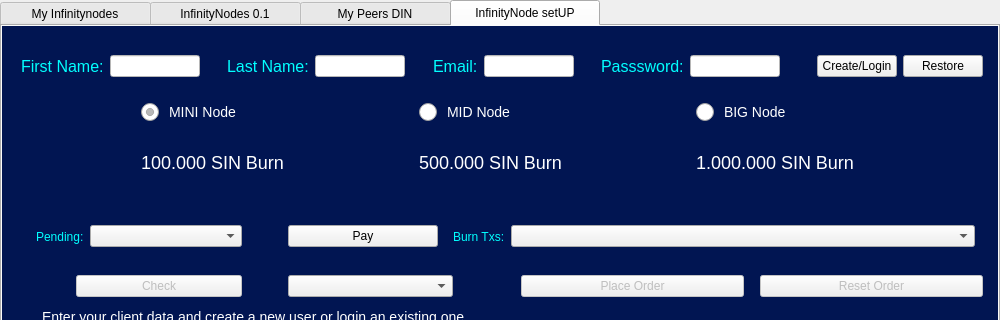
The window that src/qt/forms/masternodelist.ui (hardwarewise/SIN-core) describes before a commit, drawn with Qt 5; both pictures show x 0 to 1000 and y 0 to 320 of the 1000 by 600 pixel window.
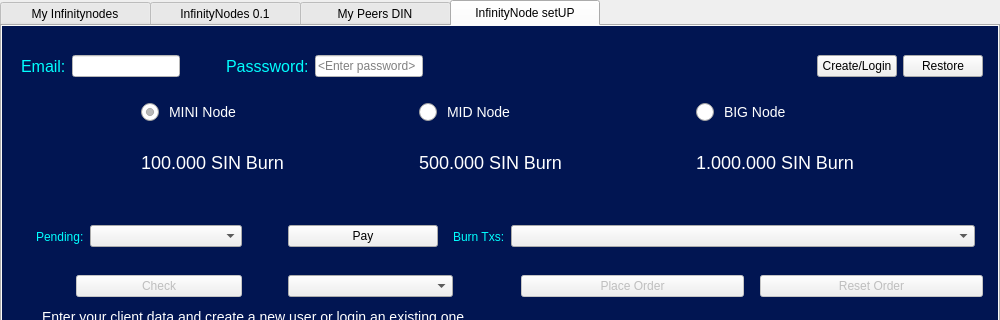
The same window after the commit. The open tabs and pages were chosen to show the change. Icons and pictures are not drawn.

Commit message: nodeSetup fixes, password, flow, UI changes

The edit to the form file:
```diff
--- a/src/qt/forms/masternodelist.ui
+++ b/src/qt/forms/masternodelist.ui
@@ -1123,88 +1123,6 @@
           <item>
            <widget class="QWidget" name="widgetLogin" native="true">
             <layout class="QHBoxLayout" name="horizontalLayout_10">
-             <item>
-              <widget class="QLabel" name="labelFirstName">
-               <property name="font">
-                <font>
-                 <pointsize>-1</pointsize>
-                 <weight>50</weight>
-                 <bold>false</bold>
-                </font>
-               </property>
-               <property name="styleSheet">
-                <string notr="true">font-size:16px;
-color: #01FFFF;
-
-
-
-</string>
-               </property>
-               <property name="text">
-                <string>First Name:</string>
-               </property>
-              </widget>
-             </item>
-             <item>
-              <widget class="QLineEdit" name="txtFirstName">
-               <property name="styleSheet">
-                <string notr="true">background-color: white;</string>
-               </property>
-              </widget>
-             </item>
-             <item>
-              <spacer name="horizontalSpacer">
-               <property name="orientation">
-                <enum>Qt::Horizontal</enum>
-               </property>
-               <property name="sizeHint" stdset="0">
-                <size>
-                 <width>40</width>
-                 <height>20</height>
-                </size>
-               </property>
-              </spacer>
-             </item>
-             <item>
-              <widget class="QLabel" name="labelLastName">
-               <property name="font">
-                <font>
-                 <pointsize>-1</pointsize>
-                 <weight>50</weight>
-                 <bold>false</bold>
-                </font>
-               </property>
-               <property name="styleSheet">
-                <string notr="true">font-size:16px;
-color: #01FFFF;
-
-</string>
-               </property>
-               <property name="text">
-                <string>Last Name:</string>
-               </property>
-              </widget>
-             </item>
-             <item>
-              <widget class="QLineEdit" name="txtLastName">
-               <property name="styleSheet">
-                <string notr="true">background-color: white;</string>
-               </property>
-              </widget>
-             </item>
-             <item>
-              <spacer name="horizontalSpacer_2">
-               <property name="orientation">
-                <enum>Qt::Horizontal</enum>
-               </property>
-               <property name="sizeHint" stdset="0">
-                <size>
-                 <width>40</width>
-                 <height>20</height>
-                </size>
-               </property>
-              </spacer>
-             </item>
              <item>
               <widget class="QLabel" name="labelEmail">
                <property name="font">
@@ -1273,6 +1191,9 @@
                <property name="echoMode">
                 <enum>QLineEdit::Password</enum>
                </property>
+               <property name="placeholderText">
+                <string>&lt;Enter password&gt;</string>
+               </property>
               </widget>
              </item>
              <item>
```
Left out of the diff: 2 changed lines with no effect on the pictures. The commit also changes 2 other files.
